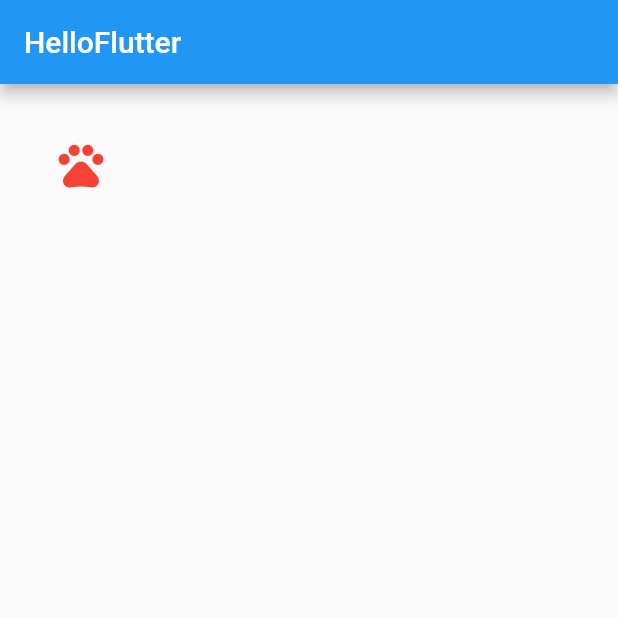
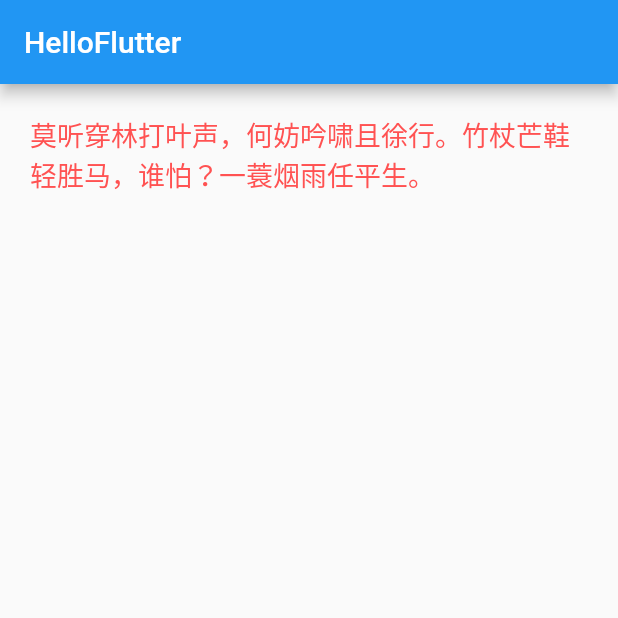
Before and after one commit to maicoder/learnFlutter, a Flutter app: the screen it shows after launch, on a phone screen of 412 x 824 dp, the top half of it. Run offline on Flutter 3.47's test engine with Material 2 defaults, Android fonts, the phone set to English and light mode, and no system bars.

Commit message:
Update main.dart

```diff
--- a/ch02/learn_flutter5/lib/main.dart
+++ b/ch02/learn_flutter5/lib/main.dart
@@ -27,16 +27,35 @@ class MyHomePage extends StatelessWidget {
 class MyHomeBody extends StatelessWidget {
   @override
   Widget build(BuildContext context) {
-    return Center(
-      child: Icon(Icons.pets, size: 36, color: Colors.red,),
-      widthFactor: 3,
-      heightFactor: 3,
+    return Padding(
+      padding: EdgeInsets.all(20),
+      child: Text(
+        "莫听穿林打叶声，何妨吟啸且徐行。竹杖芒鞋轻胜马，谁怕？一蓑烟雨任平生。",
+        style: TextStyle(
+//          backgroundColor: Colors.green,
+//          background: Paint()..color.green,
+          color: Colors.redAccent,
+          fontSize: 18
+        ),
+      ),
     );
   }
 }
 
+
+//class CenterDemo extends StatelessWidget {
+//  @override
+//  Widget build(BuildContext context) {
+//    return Center(
+//      child: Icon(Icons.pets, size: 36, color: Colors.red,),
+//      widthFactor: 3,
+//      heightFactor: 3,
+//    );
+//  }
+//}
+
 /// Align
-//class MyHomeBody extends StatelessWidget {
+//class AlignDemo extends StatelessWidget {
 //  @override
 //  Widget build(BuildContext context) {
 //    return Align(
```
